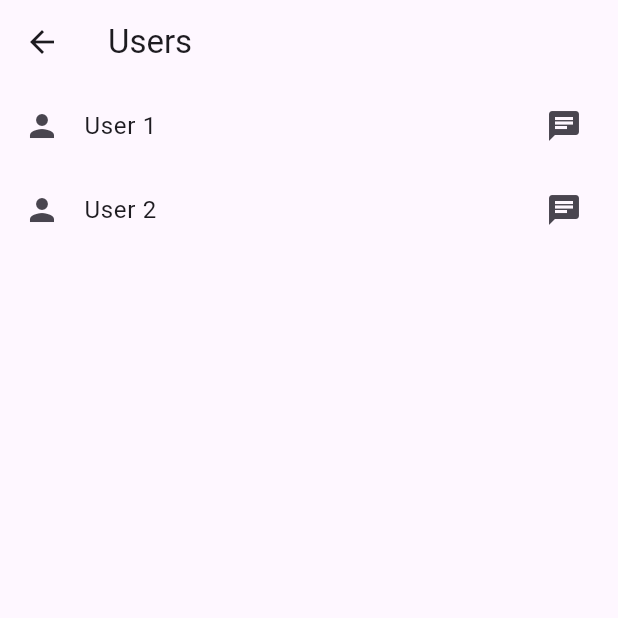
After one commit to Asad-Amin0/project-02, a Flutter app: the screen it shows once a user with an empty profile is signed in, after a tap on "Chat with Users", on a phone screen of 412 x 824 dp, the top half of it. The commit adds this screen. Run offline on Flutter 3.47's test engine with Material 3 defaults, Android fonts, the phone set to English and light mode, and no system bars; our stand-ins replace firebase_auth, firebase_core, firebase_database, fluttertoast, google_mobile_ads; missing offline and left inert: mobile_scanner; accounts and stored records are empty; network calls fail.

Commit message:
initial commit

```diff
--- a/lib/home_screen.dart
+++ b/lib/home_screen.dart
@@ -2,8 +2,8 @@ import 'package:flutter/material.dart';
 import 'auth_service.dart';
 import 'qr_scanner_screen.dart';
 import 'banner_ad_widget.dart';
-import 'chat_screen.dart';
-import 'package:firebase_auth/firebase_auth.dart';
+import 'ai_chat_screen.dart';
+import 'users_list_screen.dart';
 
 class HomeScreen extends StatelessWidget {
   const HomeScreen({super.key});
@@ -11,13 +11,6 @@ class HomeScreen extends StatelessWidget {
   @override
   Widget build(BuildContext context) {
     final auth = AuthService();
-    final currentUser = FirebaseAuth.instance.currentUser!;
-
-    // 🔹 Replace names if you want. UIDs are from your Firebase Auth users
-    final users = [
-      {"name": "User1", "uid": "eQZHxOoD3GTWDkaFGtOBRjw4Tgj1"},
-      {"name": "User2", "uid": "r2Tq9rEQhCPNfvoyHrM569aURQi1"},
-    ];
 
     return Scaffold(
       appBar: AppBar(
@@ -25,64 +18,59 @@ class HomeScreen extends StatelessWidget {
         actions: [
           IconButton(
             icon: const Icon(Icons.logout),
-            onPressed: () async {
-              await auth.logout();
-            },
+            onPressed: () async => auth.logout(),
           )
         ],
       ),
       body: Column(
         children: [
-          // 🔹 QR SCANNER BUTTON
+          // 🔹 QR Scanner
           Padding(
-            padding: const EdgeInsets.all(16.0),
+            padding: const EdgeInsets.all(12),
             child: ElevatedButton(
               child: const Text("Scan QR Code"),
               onPressed: () {
                 Navigator.push(
                   context,
-                  MaterialPageRoute(
-                    builder: (_) => const QRScannerScreen(),
-                  ),
+                  MaterialPageRoute(builder: (_) => const QRScannerScreen()),
                 );
               },
             ),
           ),
 
-          const Divider(),
-
-          // 🔹 USERS LIST TO START CHAT
-          Expanded(
-            child: ListView.builder(
-              itemCount: users.length,
-              itemBuilder: (context, index) {
-                final user = users[index];
-
-                // Don't show the current logged-in user
-                if (user["uid"] == currentUser.uid) return const SizedBox();
-
-                return ListTile(
-                  title: Text(user["name"]!),
-                  leading: const Icon(Icons.person),
-                  trailing: const Icon(Icons.chat),
-                  onTap: () {
-                    // Open chat screen with selected user
-                    Navigator.push(
-                      context,
-                      MaterialPageRoute(
-                        builder: (_) => ChatScreen(
-                          receiverId: user["uid"]!,
-                          receiverName: user["name"]!,
-                        ),
-                      ),
-                    );
-                  },
+          // 🔹 AI CHAT BUTTON
+          Padding(
+            padding: const EdgeInsets.all(12),
+            child: ElevatedButton.icon(
+              icon: const Icon(Icons.smart_toy),
+              label: const Text("Chat with AI"),
+              onPressed: () {
+                Navigator.push(
+                  context,
+                  MaterialPageRoute(builder: (_) => const AIChatScreen()),
                 );
               },
             ),
           ),
 
-          // 🔹 ADMOB BANNER AT BOTTOM
+          // 🔹 USER CHAT BUTTON
+          Padding(
+            padding: const EdgeInsets.all(12),
+            child: ElevatedButton.icon(
+              icon: const Icon(Icons.people),
+              label: const Text("Chat with Users"),
+              onPressed: () {
+                Navigator.push(
+                  context,
+                  MaterialPageRoute(builder: (_) => const UsersListScreen()),
+                );
+              },
+            ),
+          ),
+
+          const Spacer(),
+
+          // 🔹 AdMob Banner
           const BannerAdWidget(),
         ],
       ),
--- /dev/null
+++ b/lib/users_list_screen.dart
@@ -0,0 +1,48 @@
+import 'package:flutter/material.dart';
+import 'package:firebase_auth/firebase_auth.dart';
+import 'chat_screen.dart';
+
+class UsersListScreen extends StatelessWidget {
+  const UsersListScreen({super.key});
+
+  @override
+  Widget build(BuildContext context) {
+    final currentUser = FirebaseAuth.instance.currentUser!;
+
+    final users = [
+      {"name": "User 1", "uid": "eQZHxOoD3GTWDkaFGtOBRjw4Tgj1"},
+      {"name": "User 2", "uid": "r2Tq9rEQhCPNfvoyHrM569aURQi1"},
+    ];
+
+    return Scaffold(
+      appBar: AppBar(title: const Text("Users")),
+      body: ListView.builder(
+        itemCount: users.length,
+        itemBuilder: (context, index) {
+          final user = users[index];
+
+          if (user["uid"] == currentUser.uid) {
+            return const SizedBox();
+          }
+
+          return ListTile(
+            leading: const Icon(Icons.person),
+            title: Text(user["name"]!),
+            trailing: const Icon(Icons.chat),
+            onTap: () {
+              Navigator.push(
+                context,
+                MaterialPageRoute(
+                  builder: (_) => ChatScreen(
+                    receiverId: user["uid"]!,
+                    receiverName: user["name"]!,
+                  ),
+                ),
+              );
+            },
+          );
+        },
+      ),
+    );
+  }
+}
```
Also changed, not shown: lib/ai_chat_screen.dart (+116 -22 lines), lib/ai_service.dart (+26 -13 lines), lib/auth_service.dart (+30 -11 lines).
